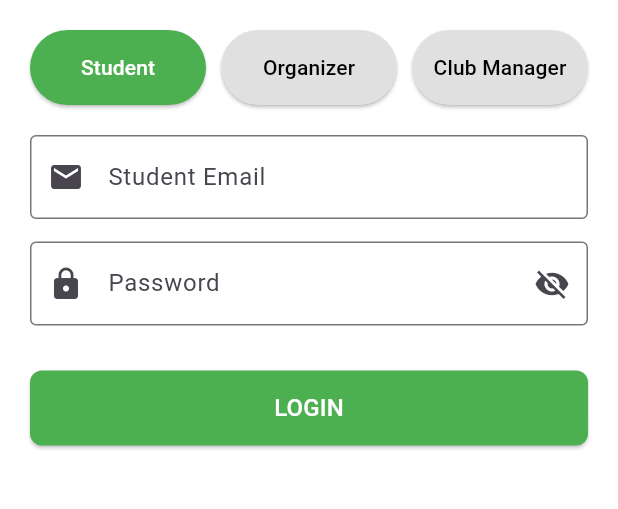
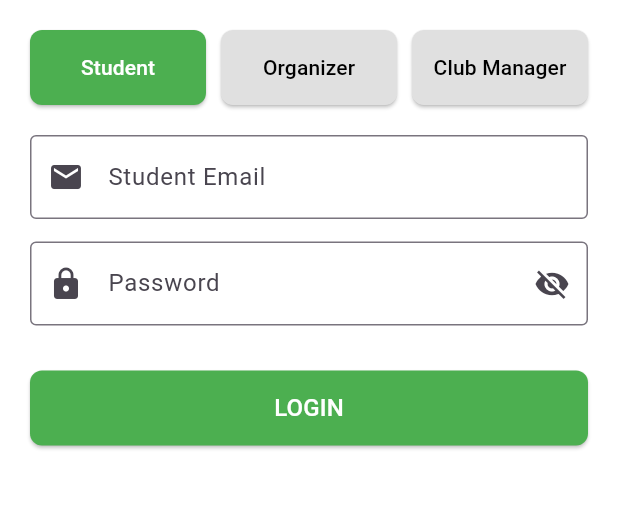
Before and after one commit to Anjaboii/nsbmgo-mobile-application-development, a Flutter app: the screen it shows after launch, on a phone screen of 412 x 824 dp, the part 516-1025 px from its top. Run offline on Flutter 3.47's test engine with Material 3 defaults, Android fonts, the phone set to English and light mode, and no system bars; our stand-ins replace cloud_firestore, firebase_auth, firebase_core; accounts and stored records are empty.

Commit message:
Update login.dart

```diff
--- a/nsbmgoapp/lib/login.dart
+++ b/nsbmgoapp/lib/login.dart
@@ -3,22 +3,54 @@ import 'package:firebase_auth/firebase_auth.dart';
 import 'package:cloud_firestore/cloud_firestore.dart';
 import 'main.dart';
 import 'addevent.dart';
-import 'clubmanager.dart'; // Import the ClubManagerPage
+import 'clubmanager.dart';
 
 class LoginScreen extends StatefulWidget {
   @override
   _LoginScreenState createState() => _LoginScreenState();
 }
 
-class _LoginScreenState extends State<LoginScreen> {
-  int selectedUserType = 0; // 0 = Student, 1 = Event Organizer, 2 = Club Manager
+class _LoginScreenState extends State<LoginScreen> with SingleTickerProviderStateMixin {
+  int selectedUserType = 0;
   bool obscurePassword = true;
   final TextEditingController _emailController = TextEditingController();
   final TextEditingController _passwordController = TextEditingController();
   bool isLoading = false;
+  late AnimationController _animationController;
+  late Animation<double> _fadeAnimation;
+  late Animation<Offset> _slideAnimation;
+
+  @override
+  void initState() {
+    super.initState();
+    _animationController = AnimationController(
+      vsync: this,
+      duration: Duration(milliseconds: 300),
+    );
+
+    _fadeAnimation = Tween<double>(begin: 0.0, end: 1.0).animate(
+      CurvedAnimation(
+        parent: _animationController,
+        curve: Curves.easeInOut,
+      ),
+    );
+
+    _slideAnimation = Tween<Offset>(
+      begin: Offset(0.0, 0.2),
+      end: Offset.zero,
+    ).animate(
+      CurvedAnimation(
+        parent: _animationController,
+        curve: Curves.easeInOut,
+      ),
+    );
+
+    _animationController.forward();
+  }
 
   @override
   void dispose() {
+    _animationController.dispose();
     _emailController.dispose();
     _passwordController.dispose();
     super.dispose();
@@ -116,7 +148,6 @@ class _LoginScreenState extends State<LoginScreen> {
             );
           }
 
-          // Redirect to ClubManagerPage with the manager's data
           destination = ClubManagerPage(managerData: userData);
           break;
 
@@ -126,7 +157,16 @@ class _LoginScreenState extends State<LoginScreen> {
 
       Navigator.pushReplacement(
         context,
-        MaterialPageRoute(builder: (context) => destination),
+        PageRouteBuilder(
+          pageBuilder: (context, animation, secondaryAnimation) => destination,
+          transitionsBuilder: (context, animation, secondaryAnimation, child) {
+            return FadeTransition(
+              opacity: animation,
+              child: child,
+            );
+          },
+          transitionDuration: Duration(milliseconds: 500),
+        ),
       );
     } on FirebaseAuthException catch (e) {
       ScaffoldMessenger.of(context).showSnackBar(
@@ -138,6 +178,16 @@ class _LoginScreenState extends State<LoginScreen> {
       );
     } finally {
       setState(() => isLoading = false);
+    }
+  }
+
+  void _changeUserType(int type) {
+    if (selectedUserType != type) {
+      setState(() {
+        selectedUserType = type;
+        _animationController.reset();
+        _animationController.forward();
+      });
     }
   }
 
@@ -172,11 +222,29 @@ class _LoginScreenState extends State<LoginScreen> {
                 ],
               ),
               SizedBox(height: 20),
-              _buildEmailField(),
+              SlideTransition(
+                position: _slideAnimation,
+                child: FadeTransition(
+                  opacity: _fadeAnimation,
+                  child: _buildEmailField(),
+                ),
+              ),
               SizedBox(height: 15),
-              _buildPasswordField(),
+              SlideTransition(
+                position: _slideAnimation,
+                child: FadeTransition(
+                  opacity: _fadeAnimation,
+                  child: _buildPasswordField(),
+                ),
+              ),
               SizedBox(height: 30),
-              _buildLoginButton(),
+              SlideTransition(
+                position: _slideAnimation,
+                child: FadeTransition(
+                  opacity: _fadeAnimation,
+                  child: _buildLoginButton(),
+                ),
+              ),
             ],
           ),
         ),
@@ -186,15 +254,25 @@ class _LoginScreenState extends State<LoginScreen> {
 
   Widget _buildToggleButton(String text, int userType) {
     return ElevatedButton(
-      onPressed: () => setState(() => selectedUserType = userType),
+      onPressed: () => _changeUserType(userType),
       style: ElevatedButton.styleFrom(
         backgroundColor: selectedUserType == userType ? Colors.green : Colors.grey[300],
         padding: EdgeInsets.symmetric(vertical: 15),
+        shape: RoundedRectangleBorder(
+          borderRadius: BorderRadius.circular(8),
+        ),
       ),
-      child: Text(
-        text,
-        style: TextStyle(
-          color: selectedUserType == userType ? Colors.white : Colors.black,
+      child: AnimatedSwitcher(
+        duration: Duration(milliseconds: 200),
+        transitionBuilder: (Widget child, Animation<double> animation) {
+          return ScaleTransition(scale: animation, child: child);
+        },
+        child: Text(
+          text,
+          key: ValueKey<int>(userType),
+          style: TextStyle(
+            color: selectedUserType == userType ? Colors.white : Colors.black,
+          ),
         ),
       ),
     );
```
